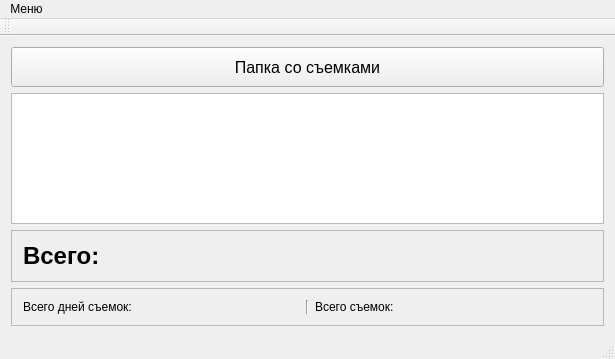
Qt form mainwindow.ui (Hlebnikov/fileCounter) before a commit.
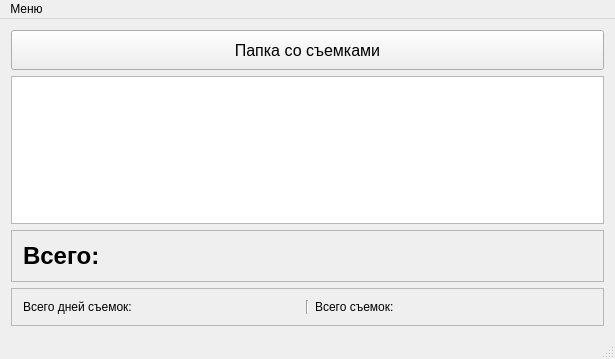
The same form after that commit.

```diff
--- a/mainwindow.ui
+++ b/mainwindow.ui
@@ -144,14 +144,6 @@
    </widget>
    <addaction name="menu"/>
   </widget>
-  <widget class="QToolBar" name="mainToolBar">
-   <attribute name="toolBarArea">
-    <enum>TopToolBarArea</enum>
-   </attribute>
-   <attribute name="toolBarBreak">
-    <bool>false</bool>
-   </attribute>
-  </widget>
   <widget class="QStatusBar" name="statusBar"/>
   <action name="action_Excel">
    <property name="text">
```
Left out of the diff: 2 changed lines with no effect on the pictures.
